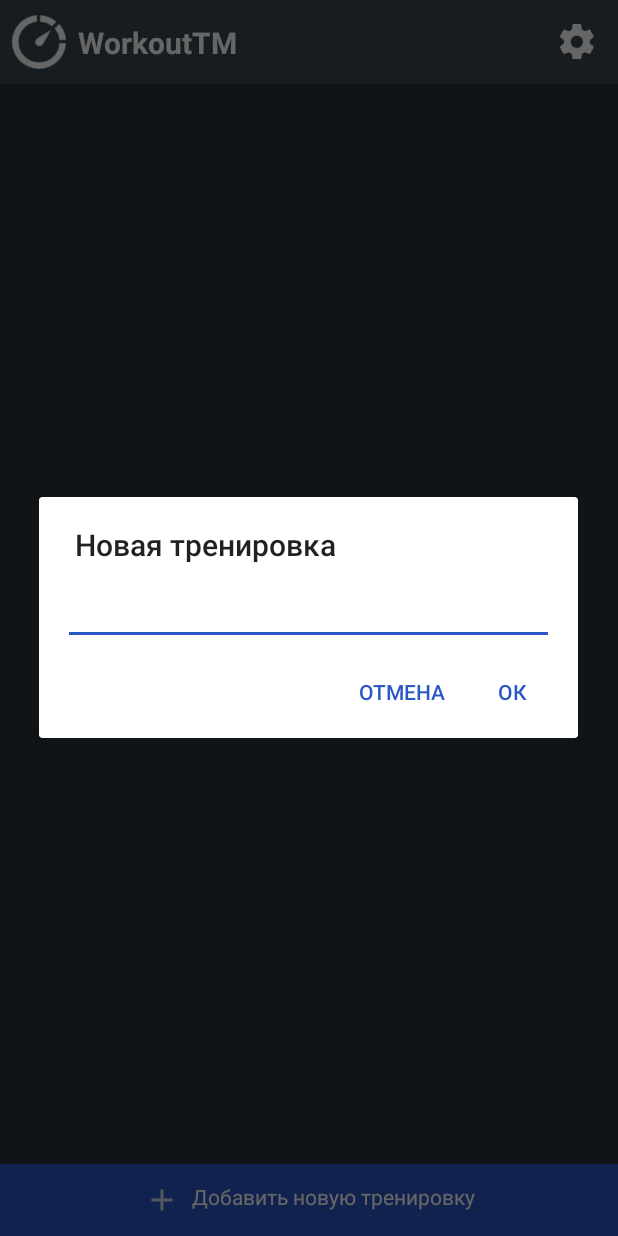
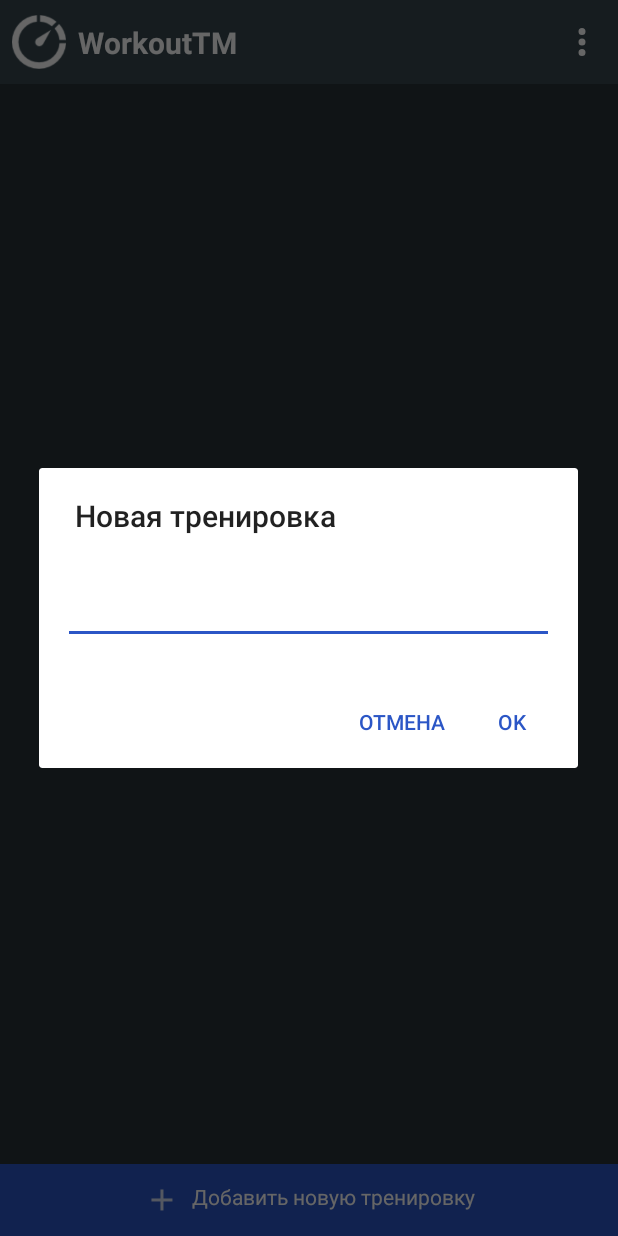
Before and after one commit to vedmitry7/WorkoutTM, an Android app: the screen it shows after launch (MainActivity), after a tap on "Добавить новую тренировку", on a phone screen of 412 x 824 dp. Run offline under Robolectric (Android 15) with nearby library versions, the phone set to English and light mode, and no system bars; our stand-ins replace ButterKnife, EventBus; libraries missing offline, so code that uses them is left out: io.realm; 10 statements that could not run were skipped.

Commit message:
change icons, fix sound possition after replace exercise, fix play with special possition sound bag

```diff
--- a/app/src/main/java/vedmitryapps/workoutmanager/Constants.java
+++ b/app/src/main/java/vedmitryapps/workoutmanager/Constants.java
@@ -5,6 +5,8 @@ public class Constants {
     public static final String KEY_SHOW_NUMBER = "show_number";
     public static final String KEY_SV1 = "sv1";
     public static final String KEY_SV2 = "sv2";
+    public static final String KEY_DEF_VIBRATION = "default_vibration";
+    public static final String KEY_DEF_SOUND = "default_sound";
 
     public static String[] soundsName = {"", "03963.mp3", "03965.mp3"};
     public static String[] soundsTitle = {"none", "Sound 1", "Sound 2"};
--- a/app/src/main/java/vedmitryapps/workoutmanager/Util.java
+++ b/app/src/main/java/vedmitryapps/workoutmanager/Util.java
@@ -3,6 +3,7 @@ package vedmitryapps.workoutmanager;
 import android.content.Context;
 import android.content.res.AssetFileDescriptor;
 import android.media.MediaPlayer;
+import android.os.VibrationEffect;
 import android.os.Vibrator;
 import android.util.DisplayMetrics;
 import android.util.Log;
@@ -176,7 +177,7 @@ public class Util {
                 if(exercises.get(i).isVibration()){
                     Vibrator v = (Vibrator) context.getSystemService(Context.VIBRATOR_SERVICE);
                     long[] pattern = {0, 200};
-                    v.vibrate(pattern, 0);
+                    v.vibrate(pattern, -1);
                 }
             }
         }
--- a/app/src/main/java/vedmitryapps/workoutmanager/adapters/ExerciseRecyclerAdapter.java
+++ b/app/src/main/java/vedmitryapps/workoutmanager/adapters/ExerciseRecyclerAdapter.java
@@ -340,7 +340,7 @@ public class ExerciseRecyclerAdapter extends RecyclerView.Adapter<ExerciseRecycl
 
                 soundContainer.setOnClickListener(new View.OnClickListener() {
                     @Override
-                    public void onClick(View view) {
+                    public void onClickBottomButton(View view) {
                         Log.d("TAG21", "Click change");
                         EventBus.getDefault().post(new Events.ChooseSound(exercise));
                         //showChooseSoundDialog();
@@ -348,12 +348,12 @@ public class ExerciseRecyclerAdapter extends RecyclerView.Adapter<ExerciseRecycl
                 });
 
                 dialogBuilder.setNegativeButton("Отмена", new DialogInterface.OnClickListener() {
-                    public void onClick(DialogInterface dialog, int whichButton) {
+                    public void onClickBottomButton(DialogInterface dialog, int whichButton) {
                         dialog.dismiss();
                     }
                 });
                 dialogBuilder.setPositiveButton("Ок", new DialogInterface.OnClickListener() {
-                    public void onClick(DialogInterface dialog, int whichButton) {
+                    public void onClickBottomButton(DialogInterface dialog, int whichButton) {
                         String name = editText.getText().toString();
                         int timeInSeconds = numberPickerMinutes.getValue()*60 + numberPickerSeconds.getValue();
 
--- a/app/src/main/java/vedmitryapps/workoutmanager/fragments/MainFragment.java
+++ b/app/src/main/java/vedmitryapps/workoutmanager/fragments/MainFragment.java
@@ -5,6 +5,7 @@ import android.content.DialogInterface;
 import android.content.Intent;
 import android.os.Bundle;
 import android.support.annotation.Nullable;
+import android.support.design.widget.TextInputLayout;
 import android.support.v4.app.Fragment;
 import android.support.v7.app.AlertDialog;
 import android.support.v7.widget.LinearLayoutManager;
@@ -16,6 +17,7 @@ import android.view.LayoutInflater;
 import android.view.MenuItem;
 import android.view.View;
 import android.view.ViewGroup;
+import android.widget.Button;
 import android.widget.EditText;
 import android.widget.ImageView;
 import android.widget.TextView;
@@ -147,6 +149,9 @@ public class MainFragment extends Fragment {
             final View dialogView = inflater.inflate(R.layout.new_workout, null);
 
             final EditText editText = dialogView.findViewById(R.id.workoutName);
+            final TextInputLayout container =  dialogView.findViewById(R.id.containerEditText);
+
+
 
             dialogBuilder.setView(dialogView);
 
@@ -155,10 +160,26 @@ public class MainFragment extends Fragment {
                     dialog.dismiss();
                 }
             });
-            dialogBuilder.setPositiveButton("Ок", new DialogInterface.OnClickListener() {
-                public void onClick(DialogInterface dialog, int whichButton) {
+
+            dialogBuilder.setPositiveButton("Ok", null);
+
+            final AlertDialog b = dialogBuilder.create();
+            b.setOnShowListener(new DialogInterface.OnShowListener() {
+
+                @Override
+                public void onShow(DialogInterface dialogInterface) {
+
+
+                    Button button = ((AlertDialog) b).getButton(AlertDialog.BUTTON_POSITIVE);
+
+                    button.setOnClickListener(new View.OnClickListener() {
+                        @Override
+                        public void onClick(View v) {
                             String name = editText.getText().toString();
-                    if(!name.equals("")){
+
+                            if(name.length()<3){
+                                container.setError("Не менее трех символов");
+                            } else {
                                 mRealm.beginTransaction();
                                 WorkOut workOut = mRealm.createObject(WorkOut.class, App.getNextWorkoutId(mRealm));
                                 workOut.setName(name);
@@ -166,15 +187,13 @@ public class MainFragment extends Fragment {
                                 mRealm.commitTransaction();
                                 adapter.notifyDataSetChanged();
                                 Log.d("TAG21", " w s" + workOuts.size());
-                        dialog.dismiss();
-                    }  else {
-                        onClick23(v);
-                        Toast.makeText(getContext(), "Name should not be empty", Toast.LENGTH_SHORT).show();
+                                b.dismiss();
                             }
                         }
                     });
 
-            AlertDialog b = dialogBuilder.create();
+                }
+            });
             b.show();
         }
         if(mode == Mode.SETTINGS){
--- a/app/src/main/java/vedmitryapps/workoutmanager/models/Exercise.java
+++ b/app/src/main/java/vedmitryapps/workoutmanager/models/Exercise.java
@@ -8,8 +8,6 @@ public class Exercise extends RealmObject {
     @PrimaryKey
     long id;
     String name;
-    int timeInSeconds;
-    int sound;
     boolean vibration;
 
     public long getId() {
@@ -32,6 +30,8 @@ public class Exercise extends RealmObject {
         return timeInSeconds;
     }
 
+    int timeInSeconds;
+    int sound;
     public void setTimeInSeconds(int timeInSeconds) {
         this.timeInSeconds = timeInSeconds;
     }
--- /dev/null
+++ b/app/src/main/res/drawable/ic_dots_vertical.xml
@@ -0,0 +1,9 @@
+<vector xmlns:android="http://schemas.android.com/apk/res/android"
+    android:width="24dp"
+    android:height="24dp"
+    android:viewportWidth="24"
+    android:viewportHeight="24">
+  <path
+      android:fillColor="#ffffff"
+      android:pathData="M12,16A2,2 0,0 1,14 18A2,2 0,0 1,12 20A2,2 0,0 1,10 18A2,2 0,0 1,12 16M12,10A2,2 0,0 1,14 12A2,2 0,0 1,12 14A2,2 0,0 1,10 12A2,2 0,0 1,12 10M12,4A2,2 0,0 1,14 6A2,2 0,0 1,12 8A2,2 0,0 1,10 6A2,2 0,0 1,12 4Z"/>
+</vector>
--- a/app/src/main/res/layout/activity_settings.xml
+++ b/app/src/main/res/layout/activity_settings.xml
@@ -93,6 +93,7 @@
         </android.support.constraint.ConstraintLayout>
 
         <android.support.constraint.ConstraintLayout
+            android:id="@+id/defaultSoundContainer"
             android:layout_width="match_parent"
             android:layout_height="56dp"
             app:layout_constraintTop_toBottomOf="@+id/constraintLayout"
--- a/app/src/main/res/layout/main_fragment.xml
+++ b/app/src/main/res/layout/main_fragment.xml
@@ -55,10 +55,8 @@
             android:id="@+id/settings"
             android:layout_width="48dp"
             android:layout_height="48dp"
-            android:layout_marginEnd="3dp"
-            android:layout_marginRight="3dp"
             android:padding="10dp"
-            android:src="@drawable/ic_settings_white_36dp"
+            android:src="@drawable/ic_dots_vertical"
             app:layout_constraintBottom_toBottomOf="parent"
             app:layout_constraintEnd_toEndOf="parent"
             app:layout_constraintTop_toTopOf="parent" />
--- a/app/src/main/res/layout/new_workout.xml
+++ b/app/src/main/res/layout/new_workout.xml
@@ -4,18 +4,32 @@
     android:layout_width="match_parent"
     android:layout_height="wrap_content">
 
-    <EditText
-        android:id="@+id/workoutName"
+
+
+    <android.support.design.widget.TextInputLayout
+        android:id="@+id/containerEditText"
         android:layout_width="match_parent"
         android:layout_height="wrap_content"
+        android:layout_marginTop="16dp"
+        app:errorEnabled="true"
+
         android:layout_marginEnd="16dp"
         android:layout_marginLeft="16dp"
         android:layout_marginRight="16dp"
         android:layout_marginStart="16dp"
-        android:layout_marginTop="8dp"
         app:layout_constraintBottom_toBottomOf="parent"
         app:layout_constraintEnd_toEndOf="parent"
         app:layout_constraintStart_toStartOf="parent"
-        app:layout_constraintTop_toTopOf="parent" />
+        app:layout_constraintTop_toTopOf="parent">
+
+        <EditText
+            android:id="@+id/workoutName"
+            android:layout_width="match_parent"
+            android:layout_height="wrap_content"
+            android:layout_marginTop="8dp"
+            />
+
+    </android.support.design.widget.TextInputLayout>
+ <!--app:hintTextAppearance="@style/TextInputLayoutHintText" -->
 
 </android.support.constraint.ConstraintLayout>
--- a/app/src/main/res/layout/workout_fragment.xml
+++ b/app/src/main/res/layout/workout_fragment.xml
@@ -213,10 +213,8 @@
             android:id="@+id/workoutSettings"
             android:layout_width="48dp"
             android:layout_height="48dp"
-            android:layout_marginEnd="3dp"
-            android:layout_marginRight="3dp"
-            android:padding="10dp"
-            android:src="@drawable/ic_settings_white_36dp"
+            android:padding="12dp"
+            android:src="@drawable/ic_dots_vertical"
             app:layout_constraintBottom_toBottomOf="parent"
             app:layout_constraintEnd_toEndOf="parent"
             app:layout_constraintTop_toTopOf="parent" />
--- a/app/src/main/res/menu/main_settings.xml
+++ b/app/src/main/res/menu/main_settings.xml
@@ -2,11 +2,11 @@
 <menu xmlns:android="http://schemas.android.com/apk/res/android">
     <item
         android:id="@+id/workout_replace"
-        android:title="Переместить/удалить"
+        android:title="Переместить, удалить"
         />
 
     <item
         android:id="@+id/generalSettings"
-        android:title="Настроить"
+        android:title="Настройки"
         />
 </menu>
--- a/app/src/main/res/menu/workout_settings.xml
+++ b/app/src/main/res/menu/workout_settings.xml
@@ -16,10 +16,4 @@
         android:id="@+id/showPosition"
         android:title="Позиция"
         />
-
-    <item
-        android:checkable="true"
-        android:id="@+id/vibration"
-        android:title="Вибрация"
-        />
 </menu>
```
Also changed, not shown: app/src/main/java/vedmitryapps/workoutmanager/MyService.java (+27 -12 lines), app/src/main/java/vedmitryapps/workoutmanager/SettingsActivity.java (+61 -0 lines), app/src/main/java/vedmitryapps/workoutmanager/SharedManager.java (+15 -0 lines), app/src/main/java/vedmitryapps/workoutmanager/fragments/WorkOutFragment.java (+10 -2 lines), app/src/main/res/layout/exercise_row.xml (+9 -0 lines). Lines whose indentation alone changed are shown as unchanged.
